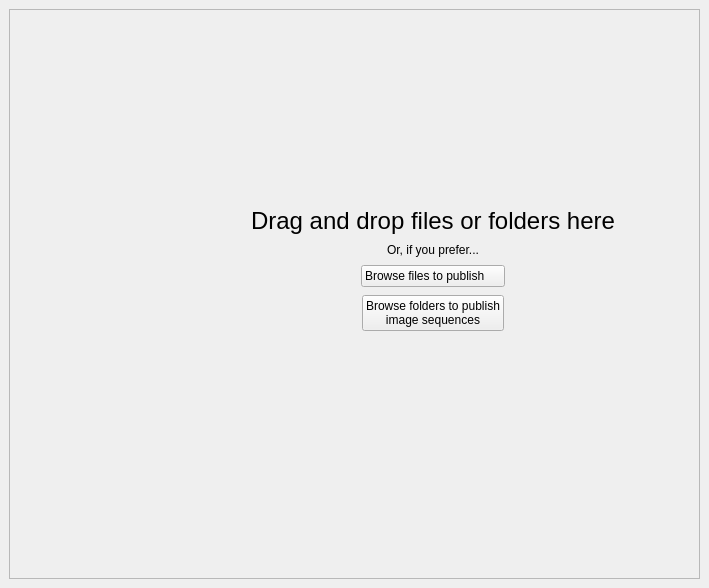
shotgunsoftware/tk-multi-publish2, file resources/dialog.ui: the form before one commit.
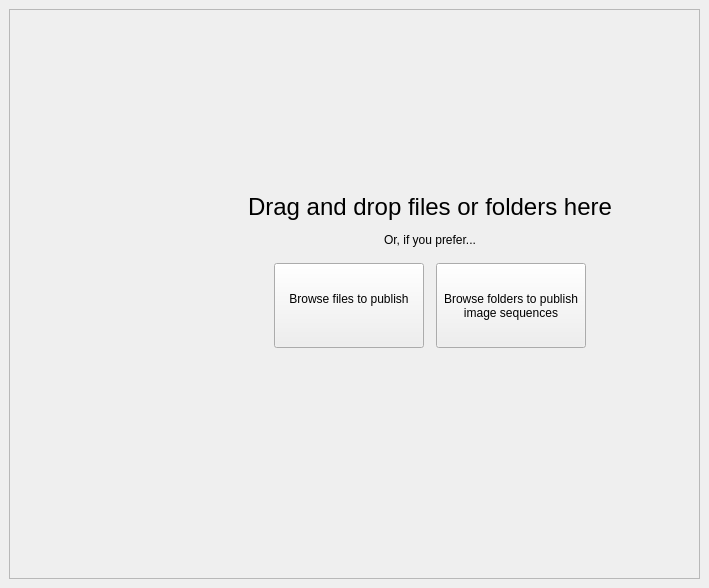
The form after the commit. The open tabs and pages were chosen to show the change. Icons and pictures are not drawn. Custom widgets are drawn as their Qt base class.

```diff
--- a/resources/dialog.ui
+++ b/resources/dialog.ui
@@ -27,6 +27,9 @@
      </property>
      <widget class="QWidget" name="large_drop_area_frame">
       <layout class="QVBoxLayout" name="verticalLayout_3">
+       <property name="spacing">
+        <number>0</number>
+       </property>
        <item>
         <widget class="DropAreaFrame" name="large_drop_area">
          <property name="frameShape">
@@ -36,6 +39,12 @@
           <enum>QFrame::Raised</enum>
          </property>
          <layout class="QGridLayout" name="gridLayout_2" rowstretch="3,0,4" columnstretch="1,0,1">
+          <property name="margin">
+           <number>0</number>
+          </property>
+          <property name="spacing">
+           <number>0</number>
+          </property>
           <item row="0" column="1">
            <spacer name="verticalSpacer">
             <property name="orientation">
@@ -64,6 +73,9 @@
           </item>
           <item row="1" column="1">
            <layout class="QHBoxLayout" name="horizontalLayout_6">
+            <property name="spacing">
+             <number>0</number>
+            </property>
             <item>
              <widget class="QLabel" name="label_5">
               <property name="minimumSize">
@@ -93,9 +105,9 @@
              </widget>
             </item>
             <item>
-             <layout class="QVBoxLayout" name="verticalLayout" stretch="3,0,1,0,0,3">
+             <layout class="QVBoxLayout" name="verticalLayout" stretch="10,0,0,0,0,0,10">
               <property name="spacing">
-               <number>8</number>
+               <number>0</number>
               </property>
               <item>
                <spacer name="verticalSpacer_3">
@@ -125,6 +137,19 @@
                 </property>
                </widget>
               </item>
+              <item>
+               <spacer name="verticalSpacer_5">
+                <property name="orientation">
+                 <enum>Qt::Vertical</enum>
+                </property>
+                <property name="sizeHint" stdset="0">
+                 <size>
+                  <width>0</width>
+                  <height>12</height>
+                 </size>
+                </property>
+               </spacer>
+              </item>
               <item>
                <widget class="QLabel" name="label">
                 <property name="text">
@@ -135,8 +160,24 @@
                 </property>
                </widget>
               </item>
+              <item>
+               <spacer name="verticalSpacer_6">
+                <property name="orientation">
+                 <enum>Qt::Vertical</enum>
+                </property>
+                <property name="sizeHint" stdset="0">
+                 <size>
+                  <width>0</width>
+                  <height>16</height>
+                 </size>
+                </property>
+               </spacer>
+              </item>
               <item>
                <layout class="QHBoxLayout" name="horizontalLayout_3">
+                <property name="spacing">
+                 <number>0</number>
+                </property>
                 <item>
                  <spacer name="horizontalSpacer_2">
                   <property name="orientation">
@@ -151,11 +192,17 @@
                  </spacer>
                 </item>
                 <item>
-                 <widget class="QPushButton" name="drop_area_browse_file">
+                 <widget class="QToolButton" name="drop_area_browse_file">
                   <property name="minimumSize">
                    <size>
-                    <width>0</width>
-                    <height>0</height>
+                    <width>150</width>
+                    <height>85</height>
+                   </size>
+                  </property>
+                  <property name="maximumSize">
+                   <size>
+                    <width>150</width>
+                    <height>85</height>
                    </size>
                   </property>
                   <property name="focusPolicy">
@@ -165,7 +212,8 @@
                    <string>Browse files to publish</string>
                   </property>
                   <property name="text">
-                   <string>Browse files to publish     </string>
+                   <string>Browse files to publish
+    </string>
                   </property>
                   <property name="icon">
                    <iconset resource="resources.qrc">
@@ -177,25 +225,11 @@
                     <height>32</height>
                    </size>
                   </property>
+                  <property name="toolButtonStyle">
+                   <enum>Qt::ToolButtonTextUnderIcon</enum>
+                  </property>
                  </widget>
                 </item>
-                <item>
-                 <spacer name="horizontalSpacer_3">
-                  <property name="orientation">
-                   <enum>Qt::Horizontal</enum>
-                  </property>
-                  <property name="sizeHint" stdset="0">
-                   <size>
-                    <width>40</width>
-                    <height>20</height>
-                   </size>
-                  </property>
-                 </spacer>
-                </item>
-               </layout>
-              </item>
-              <item>
-               <layout class="QHBoxLayout" name="horizontalLayout_4">
                 <item>
                  <spacer name="horizontalSpacer_6">
                   <property name="orientation">
@@ -203,14 +237,26 @@
                   </property>
                   <property name="sizeHint" stdset="0">
                    <size>
-                    <width>40</width>
-                    <height>20</height>
+                    <width>12</width>
+                    <height>0</height>
                    </size>
                   </property>
                  </spacer>
                 </item>
                 <item>
-                 <widget class="QPushButton" name="drop_area_browse_seq">
+                 <widget class="QToolButton" name="drop_area_browse_seq">
+                  <property name="minimumSize">
+                   <size>
+                    <width>150</width>
+                    <height>85</height>
+                   </size>
+                  </property>
+                  <property name="maximumSize">
+                   <size>
+                    <width>150</width>
+                    <height>85</height>
+                   </size>
+                  </property>
                   <property name="focusPolicy">
                    <enum>Qt::NoFocus</enum>
                   </property>
@@ -231,10 +277,13 @@
                     <height>32</height>
                    </size>
                   </property>
+                  <property name="toolButtonStyle">
+                   <enum>Qt::ToolButtonTextUnderIcon</enum>
+                  </property>
                  </widget>
                 </item>
                 <item>
-                 <spacer name="horizontalSpacer_7">
+                 <spacer name="horizontalSpacer_3">
                   <property name="orientation">
                    <enum>Qt::Horizontal</enum>
                   </property>
```
Left out of the diff: 8 changed lines with no effect on the pictures.
